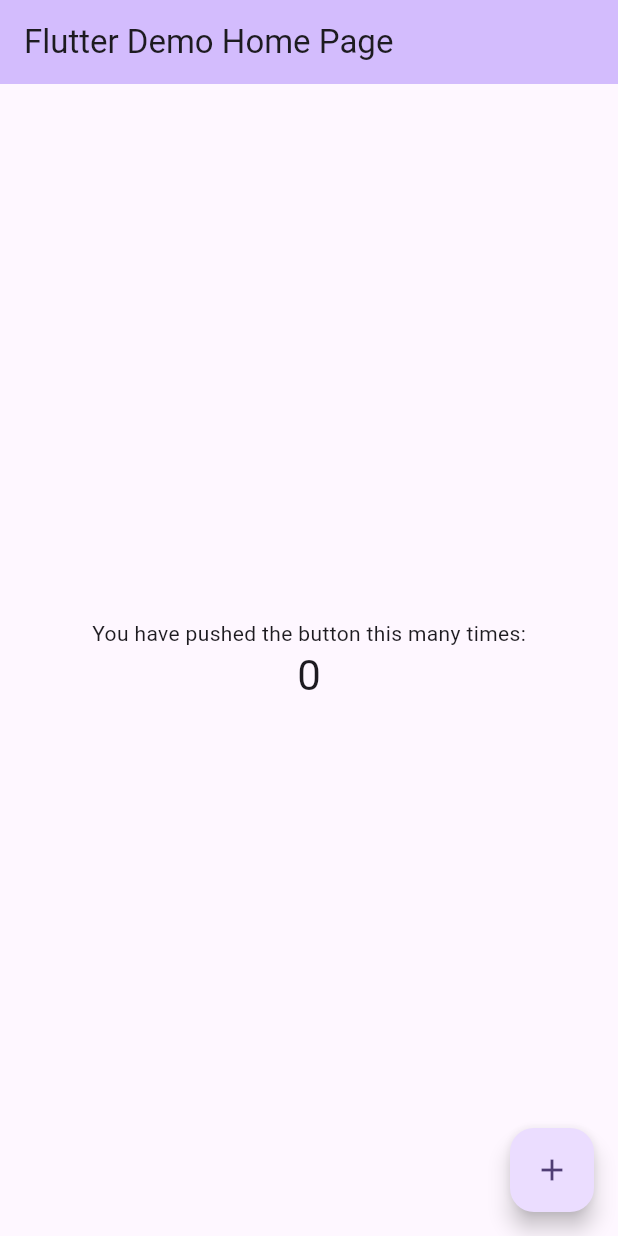
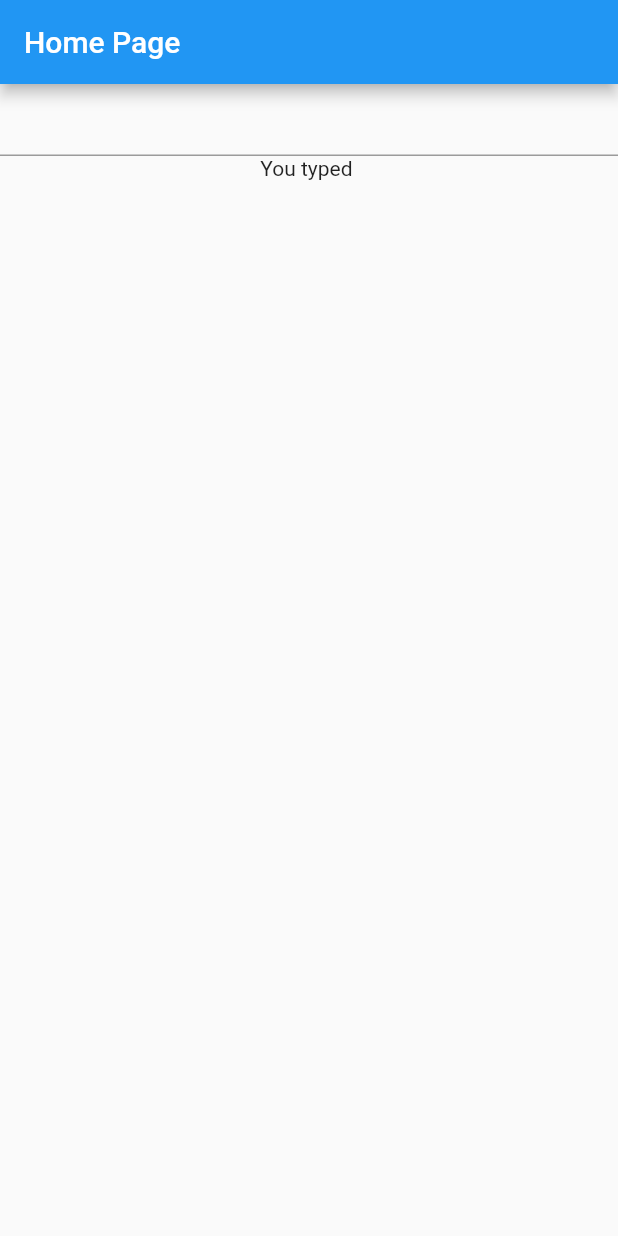
Before and after one commit to AritraPal147/Flutter-Hooks-Testing-2, a Flutter app: the screen it shows after launch, on a phone screen of 412 x 824 dp. Run offline on Flutter 3.47's test engine with Material 2 defaults, Android fonts, the phone set to English and light mode, and no system bars; our stand-ins replace flutter_hooks.

```diff
--- a/lib/main.dart
+++ b/lib/main.dart
@@ -1,125 +1,64 @@
 import 'package:flutter/material.dart';
+import 'package:flutter_hooks/flutter_hooks.dart';
 
 void main() {
-  runApp(const MyApp());
+  runApp(MaterialApp(
+    title: 'Flutter Hooks Demo',
+    theme: ThemeData(
+      primarySwatch: Colors.blue,
+    ),
+    debugShowCheckedModeBanner: false,
+    home: const HomePage(),
+  ));
 }
 
-class MyApp extends StatelessWidget {
-  const MyApp({super.key});
+/// [HookWidget] is a [StatelessWidget], but it can work similar to
+/// a stateful widget by keeping track of states
+class HomePage extends HookWidget {
+  const HomePage({Key? key}) : super(key: key);
 
-  // This widget is the root of your application.
   @override
   Widget build(BuildContext context) {
-    return MaterialApp(
-      title: 'Flutter Demo',
-      theme: ThemeData(
-        // This is the theme of your application.
-        //
-        // TRY THIS: Try running your application with "flutter run". You'll see
-        // the application has a blue toolbar. Then, without quitting the app,
-        // try changing the seedColor in the colorScheme below to Colors.green
-        // and then invoke "hot reload" (save your changes or press the "hot
-        // reload" button in a Flutter-supported IDE, or press "r" if you used
-        // the command line to start the app).
-        //
-        // Notice that the counter didn't reset back to zero; the application
-        // state is not lost during the reload. To reset the state, use hot
-        // restart instead.
-        //
-        // This works for code too, not just values: Most code changes can be
-        // tested with just a hot reload.
-        colorScheme: ColorScheme.fromSeed(seedColor: Colors.deepPurple),
-        useMaterial3: true,
+    /// [controller] is a [TextEditingController]
+    ///
+    /// Here, we do not need to create and dispose of the controller
+    /// The Hook [useTextEditingController] takes care of that.
+    final controller = useTextEditingController();
+
+    /// [text] will listen for changes in [controller] and change
+    /// state of app accordingly.
+    ///
+    /// Anytime the value of [text] is changed, anyone listening to
+    /// it will be notified (since it is a [ValueNotifier]).
+    final text = useState('');
+
+    /// [useEffect] contains the code that consumes [controller] and
+    /// updates the [text] state.
+    ///
+    /// If no key is given to the useEffect() function, then it will be
+    /// called everytime the app is hot reloaded.
+    /// Here, [controller] is given as key.
+    useEffect(() {
+      /// Adds a listener to the controller which updates the value of
+      /// [text] when the controller is changed
+      controller.addListener(() {
+        text.value = controller.text;
+      });
+      return null;
+    }, [controller]);
+
+    return Scaffold(
+      appBar: AppBar(
+        title: const Text('Home Page'),
       ),
-      home: const MyHomePage(title: 'Flutter Demo Home Page'),
+      body: Column(
+        children: [
+          TextField(
+            controller: controller,
+          ),
+          Text('You typed ${text.value}'),
+        ],
+      ),
     );
   }
 }
-
-class MyHomePage extends StatefulWidget {
-  const MyHomePage({super.key, required this.title});
-
-  // This widget is the home page of your application. It is stateful, meaning
-  // that it has a State object (defined below) that contains fields that affect
-  // how it looks.
-
-  // This class is the configuration for the state. It holds the values (in this
-  // case the title) provided by the parent (in this case the App widget) and
-  // used by the build method of the State. Fields in a Widget subclass are
-  // always marked "final".
-
-  final String title;
-
-  @override
-  State<MyHomePage> createState() => _MyHomePageState();
-}
-
-class _MyHomePageState extends State<MyHomePage> {
-  int _counter = 0;
-
-  void _incrementCounter() {
-    setState(() {
-      // This call to setState tells the Flutter framework that something has
-      // changed in this State, which causes it to rerun the build method below
-      // so that the display can reflect the updated values. If we changed
-      // _counter without calling setState(), then the build method would not be
-      // called again, and so nothing would appear to happen.
-      _counter++;
-    });
-  }
-
-  @override
-  Widget build(BuildContext context) {
-    // This method is rerun every time setState is called, for instance as done
-    // by the _incrementCounter method above.
-    //
-    // The Flutter framework has been optimized to make rerunning build methods
-    // fast, so that you can just rebuild anything that needs updating rather
-    // than having to individually change instances of widgets.
-    return Scaffold(
-      appBar: AppBar(
-        // TRY THIS: Try changing the color here to a specific color (to
-        // Colors.amber, perhaps?) and trigger a hot reload to see the AppBar
-        // change color while the other colors stay the same.
-        backgroundColor: Theme.of(context).colorScheme.inversePrimary,
-        // Here we take the value from the MyHomePage object that was created by
-        // the App.build method, and use it to set our appbar title.
-        title: Text(widget.title),
-      ),
-      body: Center(
-        // Center is a layout widget. It takes a single child and positions it
-        // in the middle of the parent.
-        child: Column(
-          // Column is also a layout widget. It takes a list of children and
-          // arranges them vertically. By default, it sizes itself to fit its
-          // children horizontally, and tries to be as tall as its parent.
-          //
-          // Column has various properties to control how it sizes itself and
-          // how it positions its children. Here we use mainAxisAlignment to
-          // center the children vertically; the main axis here is the vertical
-          // axis because Columns are vertical (the cross axis would be
-          // horizontal).
-          //
-          // TRY THIS: Invoke "debug painting" (choose the "Toggle Debug Paint"
-          // action in the IDE, or press "p" in the console), to see the
-          // wireframe for each widget.
-          mainAxisAlignment: MainAxisAlignment.center,
-          children: <Widget>[
-            const Text(
-              'You have pushed the button this many times:',
-            ),
-            Text(
-              '$_counter',
-              style: Theme.of(context).textTheme.headlineMedium,
-            ),
-          ],
-        ),
-      ),
-      floatingActionButton: FloatingActionButton(
-        onPressed: _incrementCounter,
-        tooltip: 'Increment',
-        child: const Icon(Icons.add),
-      ), // This trailing comma makes auto-formatting nicer for build methods.
-    );
-  }
-}
--- a/pubspec.yaml
+++ b/pubspec.yaml
@@ -35,6 +35,7 @@ dependencies:
   # The following adds the Cupertino Icons font to your application.
   # Use with the CupertinoIcons class for iOS style icons.
   cupertino_icons: ^1.0.2
+  flutter_hooks: ^0.18.6
 
 dev_dependencies:
   flutter_test:
```
Also changed, not shown: pubspec.lock.
